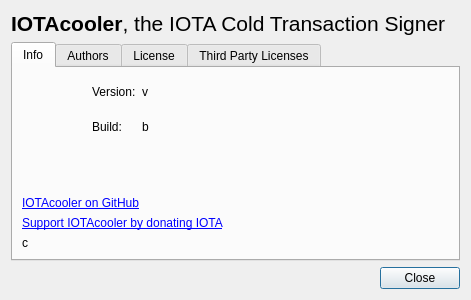
First picture: the form in widgets/aboutdialog.ui, repository joshirio/iota-cooler, before the edit.
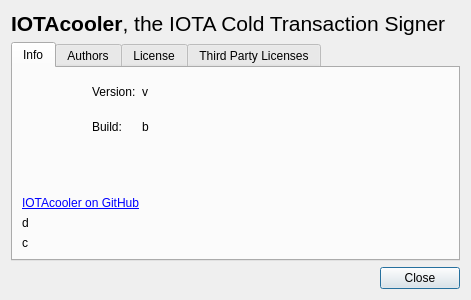
Second picture: the form after the edit. Icons and pictures are not drawn.

```diff
--- a/widgets/aboutdialog.ui
+++ b/widgets/aboutdialog.ui
@@ -137,7 +137,7 @@
        <item>
         <widget class="QLabel" name="label_8">
          <property name="text">
-          <string>&lt;a href=&quot;https://thetangle.org/address/WQEEXMP9FMHOVTTAHFDRRXMWBDRXUKPQJUQFSVBFJNSDRHKCPZLBHVQYCEPTFNRAQQDM9SPLADPIEGDIXASNJUSMUW&quot;&gt;Support IOTAcooler by donating IOTA&lt;/a&gt;</string>
+          <string>d</string>
          </property>
          <property name="wordWrap">
           <bool>true</bool>
```
Left out of the diff: 2 changed lines with no effect on the pictures.
